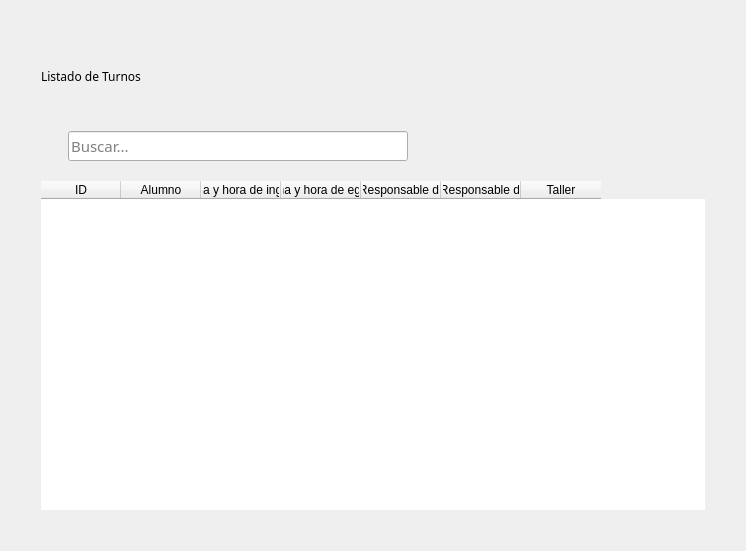
The window that blustock/ui/screens_uis/turnos.ui (MaxAPBusiness/Blustock) describes before a commit, drawn with Qt 5.
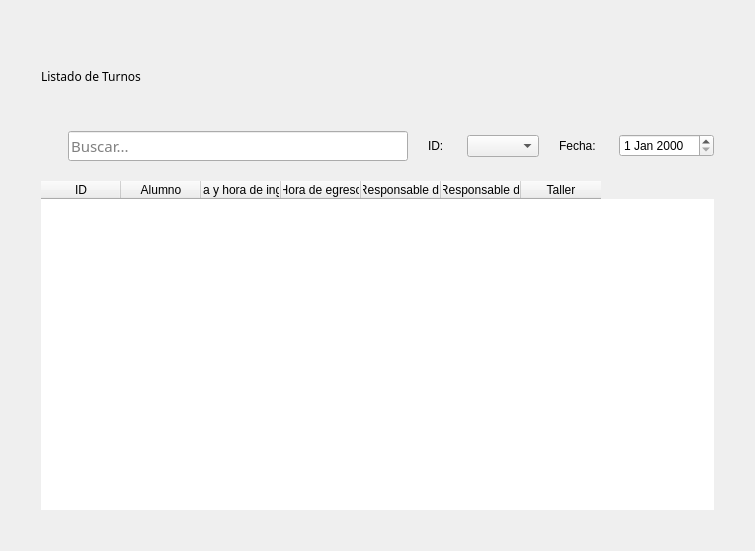
The same window after the commit. Icons and pictures are not drawn.

What changed in the file:
```diff
--- a/blustock/ui/screens_uis/turnos.ui
+++ b/blustock/ui/screens_uis/turnos.ui
@@ -119,6 +119,26 @@
          </property>
         </spacer>
        </item>
+       <item>
+        <widget class="QLabel" name="label_3">
+         <property name="text">
+          <string>ID: </string>
+         </property>
+        </widget>
+       </item>
+       <item>
+        <widget class="QComboBox" name="comboBox"/>
+       </item>
+       <item>
+        <widget class="QLabel" name="label_4">
+         <property name="text">
+          <string>Fecha: </string>
+         </property>
+        </widget>
+       </item>
+       <item>
+        <widget class="QDateEdit" name="dateEdit"/>
+       </item>
        <item>
         <layout class="QHBoxLayout" name="horizontalLayout_3"/>
        </item>
@@ -173,7 +193,7 @@
        </column>
        <column>
         <property name="text">
-         <string>Fecha y hora de egreso</string>
+         <string>Hora de egreso</string>
         </property>
        </column>
        <column>
```
Left out of the diff: 8 changed lines with no effect on the pictures.
